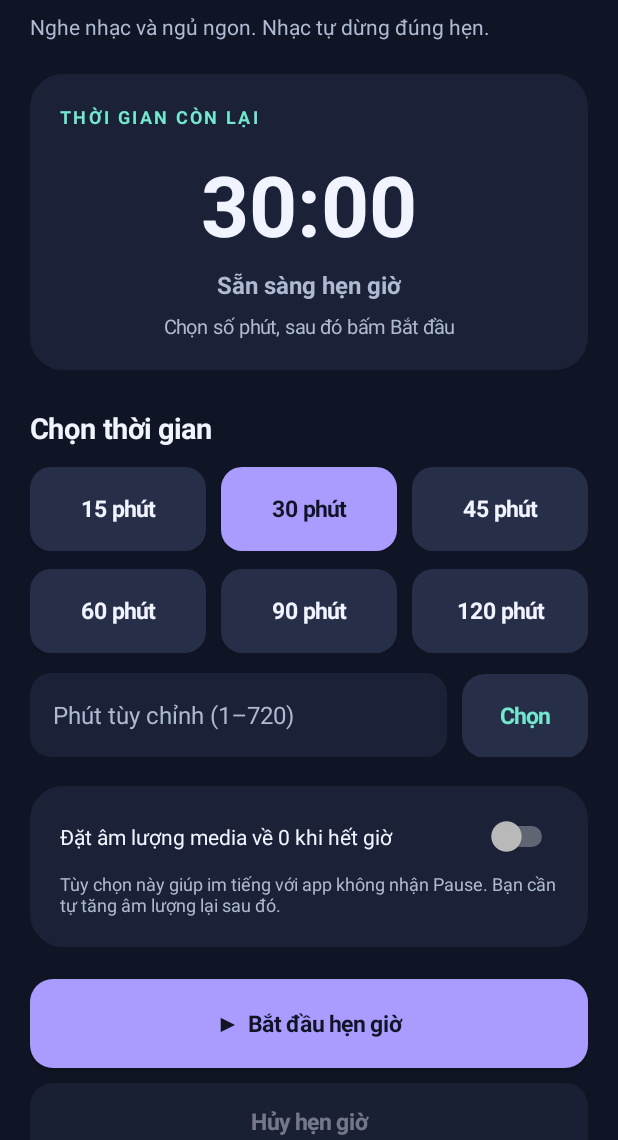
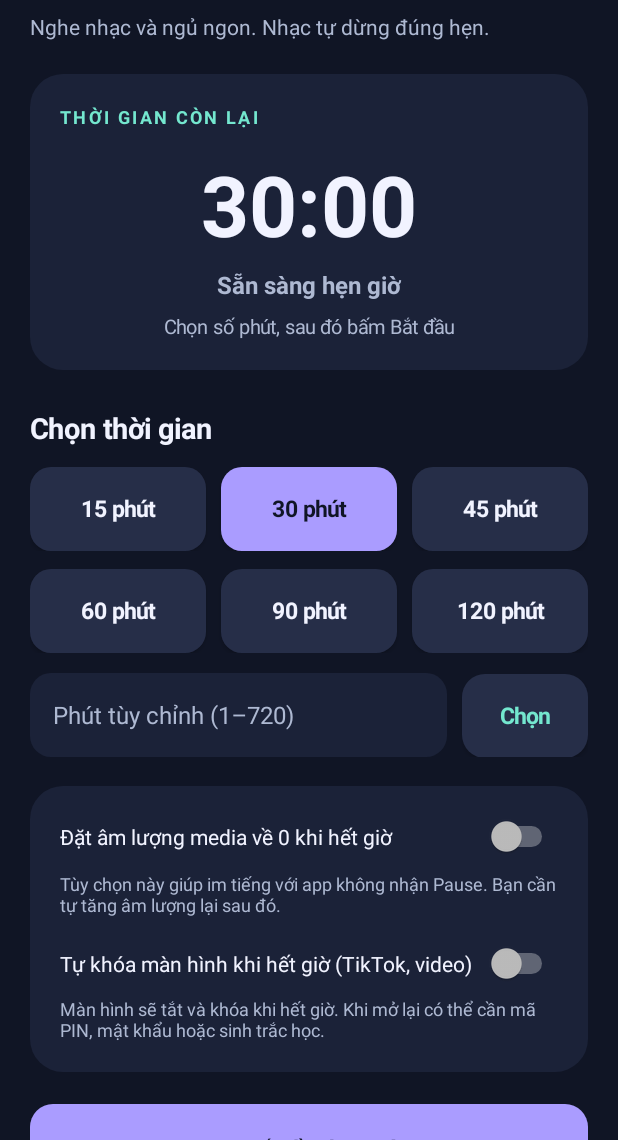
Before and after one commit to hoak40/SleepTune-Timer, an Android app: the screen it shows after launch (MainActivity), on a phone screen of 412 x 824 dp, the part 96-1236 px from its top. Run offline under Robolectric (Android 15) with nearby library versions, the phone set to English and light mode, and no system bars.

Commit message:
Add optional TikTok/video screen locking switch and permission flow

```diff
--- a/app/src/main/java/com/hoak40/sleeptunetimer/MainActivity.java
+++ b/app/src/main/java/com/hoak40/sleeptunetimer/MainActivity.java
@@ -2,6 +2,7 @@ package com.hoak40.sleeptunetimer;
 
 import android.Manifest;
 import android.app.Activity;
+import android.app.admin.DevicePolicyManager;
 import android.content.ActivityNotFoundException;
 import android.content.Intent;
 import android.graphics.Color;
@@ -45,7 +46,8 @@ public class MainActivity extends Activity {
     private final Handler handler = new Handler(Looper.getMainLooper());
     private TextView countdownText, stateText, helperText, permissionText;
     private Button startButton, cancelButton;
-    private Switch muteSwitch;
+    private Switch muteSwitch, lockSwitch;
+    private boolean pendingEnableLock;
     private EditText customInput;
     private Button[] presetButtons;
     private int selectedMinutes = 30;
@@ -70,6 +72,12 @@ public class MainActivity extends Activity {
         super.onResume();
         handler.removeCallbacks(ticker);
         ticker.run();
+        if (pendingEnableLock) {
+            pendingEnableLock = false;
+            if (lockSwitch != null) {
+                lockSwitch.setChecked(ScreenLockAdminReceiver.isEnabled(this));
+            }
+        }
         refreshPermissions();
     }
 
@@ -238,11 +246,30 @@ public class MainActivity extends Activity {
         add(options, text("Tùy chọn này giúp im tiếng với app không nhận Pause. Bạn cần tự tăng âm lượng lại sau đó.",
                 12, MUTED, false), -1, 9);
 
+        lockSwitch = new Switch(this);
+        lockSwitch.setText("Tự khóa màn hình khi hết giờ (TikTok, video)");
+        lockSwitch.setTextColor(TEXT);
+        lockSwitch.setTextSize(14);
+        lockSwitch.setChecked(TimerScheduler.shouldLock(this) && ScreenLockAdminReceiver.isEnabled(this));
+        add(options, lockSwitch, -1, 17);
+        add(options, text("Màn hình sẽ tắt và khóa khi hết giờ. Khi mở lại có thể cần mã PIN, mật khẩu hoặc sinh trắc học.",
+                12, MUTED, false), -1, 8);
+        lockSwitch.setOnCheckedChangeListener((button, checked) -> {
+            if (checked && !ScreenLockAdminReceiver.isEnabled(this)) {
+                lockSwitch.setChecked(false);
+                requestScreenLockPermission();
+            }
+        });
+
         startButton = button("▶  Bắt đầu hẹn giờ", ACCENT, BG);
         add(root, startButton, 59, 21);
         startButton.setOnClickListener(v -> {
             try {
-                TimerScheduler.start(this, selectedMinutes, muteSwitch.isChecked());
+                if (lockSwitch.isChecked() && !ScreenLockAdminReceiver.isEnabled(this)) {
+                    requestScreenLockPermission();
+                    return;
+                }
+                TimerScheduler.start(this, selectedMinutes, muteSwitch.isChecked(), lockSwitch.isChecked());
                 refreshTimerUi();
                 Toast.makeText(this, "Đã bật hẹn giờ", Toast.LENGTH_SHORT).show();
                 if (!MediaStopper.hasNotificationAccess(this)) {
@@ -275,13 +302,35 @@ public class MainActivity extends Activity {
                 safeOpenSettings(settings);
             });
         }
+        Button adminButton = button("Cấp quyền tự khóa màn hình", SURFACE_ALT, TEXT);
+        add(permissions, adminButton, 48, 10);
+        adminButton.setOnClickListener(v -> requestScreenLockPermission());
         if (Build.VERSION.SDK_INT >= 33) {
             Button notifyButton = button("Cho phép thông báo khi kết thúc", SURFACE_ALT, TEXT);
             add(permissions, notifyButton, 48, 10);
             notifyButton.setOnClickListener(v -> requestPermissions(
                     new String[]{Manifest.permission.POST_NOTIFICATIONS}, 101));
         }
-        add(root, text("Không cần Internet • Không tắt màn hình • Không đóng cưỡng bức ứng dụng", 12, MUTED, false), -1, 18);
+        add(root, text("Không cần Internet • Chỉ khóa màn hình khi bạn bật tùy chọn • Không đóng cưỡng bức ứng dụng", 12, MUTED, false), -1, 18);
+    }
+
+    private void requestScreenLockPermission() {
+        if (ScreenLockAdminReceiver.isEnabled(this)) {
+            if (lockSwitch != null) lockSwitch.setChecked(true);
+            Toast.makeText(this, "Quyền khóa màn hình đã được cấp", Toast.LENGTH_SHORT).show();
+            return;
+        }
+        Intent intent = new Intent(DevicePolicyManager.ACTION_ADD_DEVICE_ADMIN);
+        intent.putExtra(DevicePolicyManager.EXTRA_DEVICE_ADMIN, ScreenLockAdminReceiver.component(this));
+        intent.putExtra(DevicePolicyManager.EXTRA_ADD_EXPLANATION,
+                getString(R.string.device_admin_explanation));
+        try {
+            pendingEnableLock = true;
+            startActivity(intent);
+        } catch (ActivityNotFoundException e) {
+            pendingEnableLock = false;
+            Toast.makeText(this, "Thiết bị không hỗ trợ quyền khóa màn hình này", Toast.LENGTH_LONG).show();
+        }
     }
 
     private void safeOpenSettings(Intent intent) {
@@ -332,9 +381,12 @@ public class MainActivity extends Activity {
         if (permissionText == null) return;
         boolean listener = MediaStopper.hasNotificationAccess(this);
         boolean exact = TimerScheduler.canUseExactAlarms(this);
+        boolean lock = ScreenLockAdminReceiver.isEnabled(this);
         permissionText.setText((listener ? "✓" : "○") + " Điều khiển nhạc: "
                 + (listener ? "Đã cấp" : "Chưa cấp") + "\n"
                 + (exact ? "✓" : "○") + " Hẹn giờ chính xác: "
-                + (exact ? "Đã bật" : "Chưa bật, sẽ dùng hẹn giờ gần đúng"));
+                + (exact ? "Đã bật" : "Chưa bật, sẽ dùng hẹn giờ gần đúng") + "\n"
+                + (lock ? "✓" : "○") + " Khóa màn hình: "
+                + (lock ? "Đã cấp" : "Chưa cấp"));
     }
 }
```
